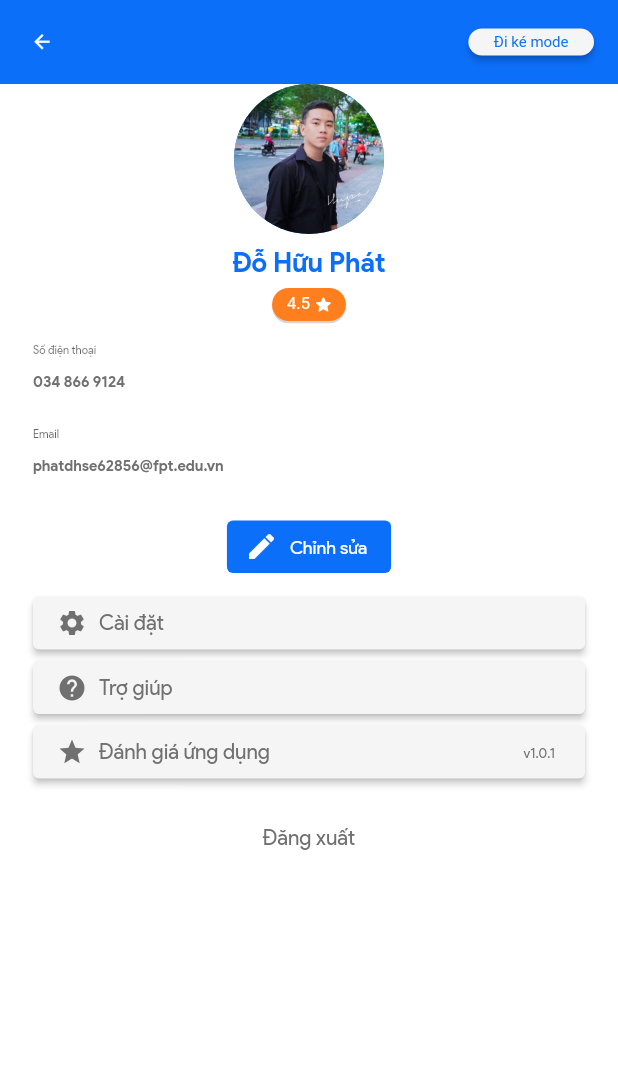
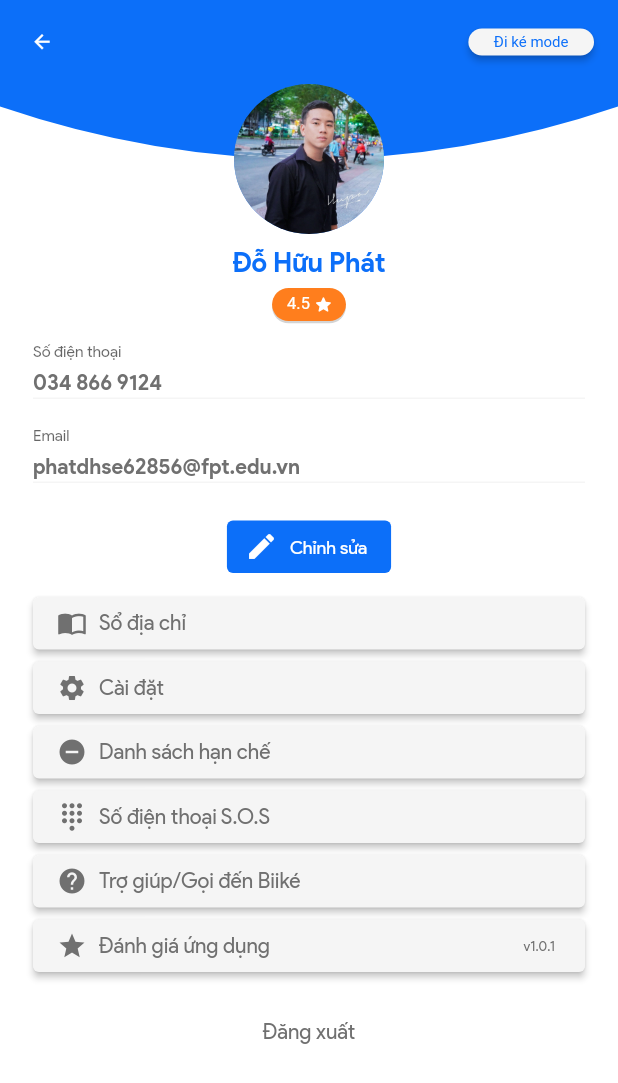
Before and after one commit to TamNguyen8021/Biike-user, a Flutter app: the CustomerProfilePage screen opened by its route, on a phone screen of 412 x 824 dp. Shown: the top 1083 px of the screen. Run offline on Flutter 3.47's test engine with Material 2 defaults, Android fonts, the phone set to English and light mode, and no system bars; our stand-ins replace circular_profile_avatar, flutter_multi_formatter, flutter_rating_bar, flutter_svg, intl_phone_field, pin_code_fields; network calls fail.

Commit message:
[BIIKE-12] Update 'ke_er_profile' screen
Signed-off-by: Tam Nguyen <tamntt8021@gmail.com>

```diff
--- a/lib/main.dart
+++ b/lib/main.dart
@@ -56,6 +56,10 @@ class Biike extends StatelessWidget {
                 fontSize: 18,
                 color: CustomColors.kBlue,
                 fontWeight: FontWeight.bold),
+            headline6: TextStyle(
+                fontWeight: FontWeight.bold,
+                color: CustomColors.kDarkGray,
+                fontSize: 14),
             subtitle1: TextStyle(color: Colors.white, fontSize: 10)),
         tabBarTheme: TabBarTheme(
           indicatorSize: TabBarIndicatorSize.label,
--- a/lib/pages/customer_profile_page.dart
+++ b/lib/pages/customer_profile_page.dart
@@ -1,10 +1,9 @@
-import 'dart:ui';
-
-import 'package:bikes_user/utils/custom_colors.dart';
 import 'package:bikes_user/utils/custom_strings.dart';
 import 'package:bikes_user/widgets/appbars/custom_appbar.dart';
+import 'package:bikes_user/widgets/buttons/profile_buttons.dart';
 import 'package:bikes_user/widgets/buttons/switch_role_button.dart';
-import 'package:bikes_user/widgets/half_oval_bar.dart';
+import 'package:bikes_user/widgets/others/profile_text_field.dart';
+import 'package:bikes_user/widgets/painters/half_oval_painter.dart';
 import 'package:bikes_user/widgets/others/user_rating.dart';
 import 'package:flutter/material.dart';
 
@@ -33,7 +32,8 @@ class CustomerProfilePage extends StatelessWidget {
               ))
         ],
       ),
-      body: SafeArea(
+      body: SingleChildScrollView(
+        child: SafeArea(
           child: Container(
             width: MediaQuery.of(context).size.width,
             child: Column(
@@ -65,10 +65,7 @@ class CustomerProfilePage extends StatelessWidget {
                         padding: const EdgeInsets.only(bottom: 6.0),
                         child: Text(
                           'Đỗ Hữu Phát',
-                        style: TextStyle(
-                            fontSize: 18,
-                            color: CustomColors.kBlue,
-                            fontWeight: FontWeight.bold),
+                          style: Theme.of(context).textTheme.headline2,
                         ),
                       ),
                       Padding(
@@ -77,34 +74,26 @@ class CustomerProfilePage extends StatelessWidget {
                       ),
                       Padding(
                         padding: const EdgeInsets.only(bottom: 8.0),
-                      child: TextFormField(
-                        readOnly: true,
+                        child: ProfileTextField(
+                            isReadOnly: true,
                             initialValue: '034 866 9124',
-                        style: TextStyle(
-                            fontWeight: FontWeight.bold,
-                            color: CustomColors.kDarkGray),
-                        decoration:
-                            InputDecoration(labelText: CustomStrings.kPhoneNo),
-                      ),
+                            labelText: CustomStrings.kPhoneNo),
                       ),
                       Padding(
                         padding: const EdgeInsets.only(bottom: 25.0),
-                        child: TextFormField(
-                          readOnly: true,
+                        child: ProfileTextField(
+                            isReadOnly: true,
                             initialValue: 'phatdhse62856@fpt.edu.vn',
-                          style: TextStyle(
-                              fontWeight: FontWeight.bold,
-                              color: CustomColors.kDarkGray),
-                          decoration:
-                              InputDecoration(labelText: CustomStrings.kEmail),
-                        )),
+                            labelText: CustomStrings.kEmail),
+                      ),
                       Padding(
                         padding: const EdgeInsets.only(bottom: 16.0),
                         child: SizedBox(
                           height: 35,
                           child: ElevatedButton.icon(
-                            onPressed: () =>
-                                {Navigator.pushNamed(context, '/editProfile')},
+                              onPressed: () => {
+                                    Navigator.pushNamed(context, '/editProfile')
+                                  },
                               icon: Icon(
                                 Icons.edit,
                                 size: 22,
@@ -125,108 +114,7 @@ class CustomerProfilePage extends StatelessWidget {
                                               0.0))),
                         ),
                       ),
-                    Padding(
-                      padding: const EdgeInsets.only(bottom: 8.0),
-                      child: SizedBox(
-                        height: 35,
-                        child: ElevatedButton(
-                          onPressed: () => {},
-                          child: Row(
-                            children: <Widget>[
-                              Padding(
-                                padding: const EdgeInsets.only(right: 8.0),
-                                child: Icon(
-                                  Icons.settings,
-                                  color: CustomColors.kDarkGray,
-                                  size: 20,
-                                ),
-                              ),
-                              Text(
-                                CustomStrings.kSettings,
-                                style: Theme.of(context).textTheme.bodyText2,
-                              ),
-                            ],
-                          ),
-                          style: ButtonStyle(
-                              backgroundColor: MaterialStateProperty.all<Color>(
-                                  CustomColors.kLightGray),
-                              elevation:
-                                  MaterialStateProperty.all<double>(2.0)),
-                        ),
-                      ),
-                    ),
-                    Padding(
-                      padding: const EdgeInsets.only(bottom: 8.0),
-                      child: SizedBox(
-                        height: 35,
-                        child: ElevatedButton(
-                          onPressed: () => {},
-                          child: Row(
-                            children: <Widget>[
-                              Padding(
-                                padding: const EdgeInsets.only(right: 8.0),
-                                child: Icon(
-                                  Icons.help,
-                                  color: CustomColors.kDarkGray,
-                                  size: 20,
-                                ),
-                              ),
-                              Text(
-                                CustomStrings.kHelp,
-                                style: Theme.of(context).textTheme.bodyText2,
-                              ),
-                            ],
-                          ),
-                          style: ButtonStyle(
-                              backgroundColor: MaterialStateProperty.all<Color>(
-                                  CustomColors.kLightGray),
-                              elevation:
-                                  MaterialStateProperty.all<double>(2.0)),
-                        ),
-                      ),
-                    ),
-                    Padding(
-                      padding: const EdgeInsets.only(bottom: 16.0),
-                      child: SizedBox(
-                        height: 35,
-                        child: ElevatedButton(
-                          onPressed: () => {},
-                          child: Row(
-                            children: <Widget>[
-                              Padding(
-                                padding: const EdgeInsets.only(right: 8.0),
-                                child: Icon(
-                                  Icons.star,
-                                  color: CustomColors.kDarkGray,
-                                  size: 20,
-                                ),
-                              ),
-                              Expanded(
-                                child: Text(
-                                  CustomStrings.kRateApp,
-                                  style: Theme.of(context).textTheme.bodyText2,
-                                ),
-                              ),
-                              Padding(
-                                padding: const EdgeInsets.only(right: 4.0),
-                                child: Text(
-                                  'v1.0.1',
-                                  style: Theme.of(context)
-                                      .textTheme
-                                      .bodyText1!
-                                      .copyWith(fontSize: 9),
-                                ),
-                              ),
-                            ],
-                          ),
-                          style: ButtonStyle(
-                              backgroundColor: MaterialStateProperty.all<Color>(
-                                  CustomColors.kLightGray),
-                              elevation:
-                                  MaterialStateProperty.all<double>(2.0)),
-                        ),
-                      ),
-                    ),
+                      ProfileButtons(),
                       Padding(
                         padding: const EdgeInsets.only(bottom: 24.0),
                         child: TextButton(
@@ -244,6 +132,7 @@ class CustomerProfilePage extends StatelessWidget {
             ),
           ),
         ),
+      ),
     );
   }
 }
--- a/lib/utils/custom_strings.dart
+++ b/lib/utils/custom_strings.dart
@@ -74,10 +74,13 @@ class CustomStrings {
   static const String kHome = "Trang chủ";
   static const String kActivities = "Hoạt động";
 
-  //'022-cus-profile' screen
+  //'ke_er_profile' screen
   static const String kEdit = "Chỉnh sửa";
+  static const String kSavedAddress = "Sổ địa chỉ";
   static const String kSettings = "Cài đặt";
-  static const String kHelp = "Trợ giúp";
+  static const String kBlockList = "Danh sách hạn chế";
+  static const String kSOS = "Số điện thoại S.O.S";
+  static const String kHelp = "Trợ giúp/Gọi đến Biiké";
   static const String kRateApp = "Đánh giá ứng dụng";
   static const String kPhoneNo = "Số điện thoại";
   static const String kEmail = "Email";
--- /dev/null
+++ b/lib/widgets/buttons/profile_buttons.dart
@@ -0,0 +1,201 @@
+import 'package:bikes_user/utils/custom_colors.dart';
+import 'package:bikes_user/utils/custom_strings.dart';
+import 'package:flutter/material.dart';
+
+class ProfileButtons extends StatelessWidget {
+  const ProfileButtons({Key? key}) : super(key: key);
+
+  @override
+  Widget build(BuildContext context) {
+    return Column(
+      children: <Widget>[
+        Padding(
+          padding: const EdgeInsets.only(bottom: 8.0),
+          child: SizedBox(
+            height: 35,
+            child: ElevatedButton(
+              onPressed: () => {},
+              child: Row(
+                children: <Widget>[
+                  Padding(
+                    padding: const EdgeInsets.only(right: 8.0),
+                    child: Icon(
+                      Icons.import_contacts,
+                      color: CustomColors.kDarkGray,
+                      size: 20,
+                    ),
+                  ),
+                  Text(
+                    CustomStrings.kSavedAddress,
+                    style: Theme.of(context).textTheme.bodyText2,
+                  ),
+                ],
+              ),
+              style: ButtonStyle(
+                  backgroundColor:
+                      MaterialStateProperty.all<Color>(CustomColors.kLightGray),
+                  elevation: MaterialStateProperty.all<double>(2.0)),
+            ),
+          ),
+        ),
+        Padding(
+          padding: const EdgeInsets.only(bottom: 8.0),
+          child: SizedBox(
+            height: 35,
+            child: ElevatedButton(
+              onPressed: () => {},
+              child: Row(
+                children: <Widget>[
+                  Padding(
+                    padding: const EdgeInsets.only(right: 8.0),
+                    child: Icon(
+                      Icons.settings,
+                      color: CustomColors.kDarkGray,
+                      size: 20,
+                    ),
+                  ),
+                  Text(
+                    CustomStrings.kSettings,
+                    style: Theme.of(context).textTheme.bodyText2,
+                  ),
+                ],
+              ),
+              style: ButtonStyle(
+                  backgroundColor:
+                      MaterialStateProperty.all<Color>(CustomColors.kLightGray),
+                  elevation: MaterialStateProperty.all<double>(2.0)),
+            ),
+          ),
+        ),
+        Padding(
+          padding: const EdgeInsets.only(bottom: 8.0),
+          child: SizedBox(
+            height: 35,
+            child: ElevatedButton(
+              onPressed: () => {},
+              child: Row(
+                children: <Widget>[
+                  Padding(
+                    padding: const EdgeInsets.only(right: 8.0),
+                    child: Icon(
+                      Icons.remove_circle,
+                      color: CustomColors.kDarkGray,
+                      size: 20,
+                    ),
+                  ),
+                  Text(
+                    CustomStrings.kBlockList,
+                    style: Theme.of(context).textTheme.bodyText2,
+                  ),
+                ],
+              ),
+              style: ButtonStyle(
+                  backgroundColor:
+                      MaterialStateProperty.all<Color>(CustomColors.kLightGray),
+                  elevation: MaterialStateProperty.all<double>(2.0)),
+            ),
+          ),
+        ),
+        Padding(
+          padding: const EdgeInsets.only(bottom: 8.0),
+          child: SizedBox(
+            height: 35,
+            child: ElevatedButton(
+              onPressed: () => {},
+              child: Row(
+                children: <Widget>[
+                  Padding(
+                    padding: const EdgeInsets.only(right: 8.0),
+                    child: Icon(
+                      Icons.dialpad,
+                      color: CustomColors.kDarkGray,
+                      size: 20,
+                    ),
+                  ),
+                  Text(
+                    CustomStrings.kSOS,
+                    style: Theme.of(context).textTheme.bodyText2,
+                  ),
+                ],
+              ),
+              style: ButtonStyle(
+                  backgroundColor:
+                      MaterialStateProperty.all<Color>(CustomColors.kLightGray),
+                  elevation: MaterialStateProperty.all<double>(2.0)),
+            ),
+          ),
+        ),
+        Padding(
+          padding: const EdgeInsets.only(bottom: 8.0),
+          child: SizedBox(
+            height: 35,
+            child: ElevatedButton(
+              onPressed: () => {},
+              child: Row(
+                children: <Widget>[
+                  Padding(
+                    padding: const EdgeInsets.only(right: 8.0),
+                    child: Icon(
+                      Icons.help,
+                      color: CustomColors.kDarkGray,
+                      size: 20,
+                    ),
+                  ),
+                  Text(
+                    CustomStrings.kHelp,
+                    style: Theme.of(context).textTheme.bodyText2,
+                  ),
+                ],
+              ),
+              style: ButtonStyle(
+                  backgroundColor:
+                      MaterialStateProperty.all<Color>(CustomColors.kLightGray),
+                  elevation: MaterialStateProperty.all<double>(2.0)),
+            ),
+          ),
+        ),
+        Padding(
+          padding: const EdgeInsets.only(bottom: 16.0),
+          child: SizedBox(
+            height: 35,
+            child: ElevatedButton(
+              onPressed: () => {},
+              child: Row(
+                children: <Widget>[
+                  Padding(
+                    padding: const EdgeInsets.only(right: 8.0),
+                    child: Icon(
+                      Icons.star,
+                      color: CustomColors.kDarkGray,
+                      size: 20,
+                    ),
+                  ),
+                  Expanded(
+                    child: Text(
+                      CustomStrings.kRateApp,
+                      style: Theme.of(context).textTheme.bodyText2,
+                    ),
+                  ),
+                  Padding(
+                    padding: const EdgeInsets.only(right: 4.0),
+                    child: Text(
+                      'v1.0.1',
+                      style: Theme.of(context)
+                          .textTheme
+                          .bodyText1!
+                          .copyWith(fontSize: 9),
+                    ),
+                  ),
+                ],
+              ),
+              style: ButtonStyle(
+                  backgroundColor:
+                      MaterialStateProperty.all<Color>(CustomColors.kLightGray),
+                  elevation: MaterialStateProperty.all<double>(2.0)),
+            ),
+          ),
+        ),
+      ],
+    );
+  }
+}
--- /dev/null
+++ b/lib/widgets/others/profile_text_field.dart
@@ -0,0 +1,40 @@
+import 'package:bikes_user/utils/custom_colors.dart';
+import 'package:flutter/material.dart';
+
+class ProfileTextField extends StatefulWidget {
+  final bool isReadOnly;
+  final String initialValue;
+  final String labelText;
+
+  const ProfileTextField(
+      {Key? key,
+      required this.isReadOnly,
+      required this.initialValue,
+      required this.labelText})
+      : super(key: key);
+
+  @override
+  _ProfileTextFieldState createState() => _ProfileTextFieldState();
+}
+
+class _ProfileTextFieldState extends State<ProfileTextField> {
+  @override
+  Widget build(BuildContext context) {
+    return TextFormField(
+      readOnly: widget.isReadOnly,
+      initialValue: widget.initialValue,
+      style: Theme.of(context).textTheme.headline6,
+      decoration: InputDecoration(
+        labelText: widget.labelText,
+        enabledBorder: UnderlineInputBorder(
+            borderSide: BorderSide(color: CustomColors.kLightGray)),
+        focusedBorder: UnderlineInputBorder(
+            borderSide: BorderSide(color: CustomColors.kLightGray)),
+        errorBorder: UnderlineInputBorder(
+            borderSide: BorderSide(color: CustomColors.kLightGray)),
+        focusedErrorBorder: UnderlineInputBorder(
+            borderSide: BorderSide(color: CustomColors.kLightGray)),
+      ),
+    );
+  }
+}
```
Lines whose indentation alone changed are shown as unchanged.
